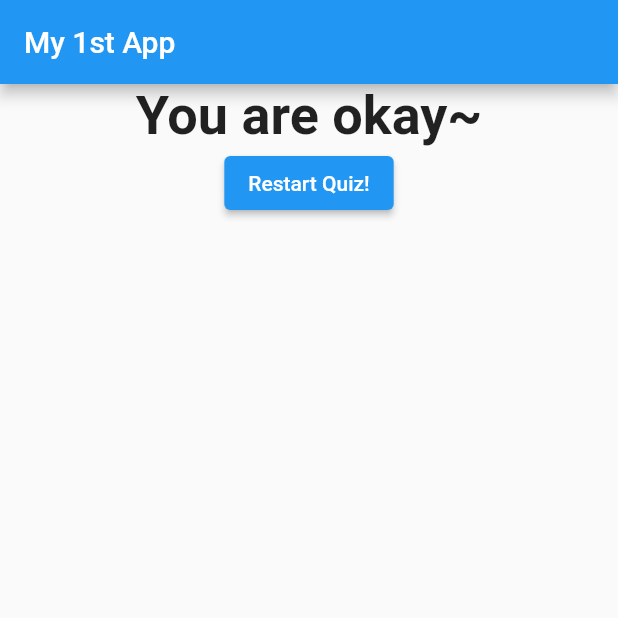
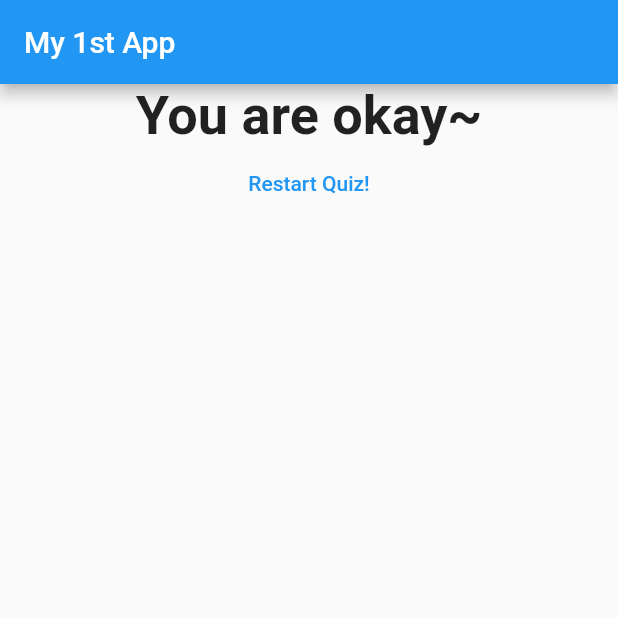
Before and after one commit to sailor95/flutter-quiz-app, a Flutter app: the screen it shows after launch, after a tap on "Black", after a tap on "Pig", after a tap on "KT", on a phone screen of 412 x 824 dp, the top half of it. Run offline on Flutter 3.47's test engine with Material 2 defaults, Android fonts, the phone set to English and light mode, and no system bars.

Commit message:
Tune restart button

```diff
--- a/lib/result.dart
+++ b/lib/result.dart
@@ -32,7 +32,14 @@ class Result extends StatelessWidget {
               fontWeight: FontWeight.bold,
             ),
           ),
-          ElevatedButton(onPressed: restart, child: Text('Restart Quiz!'))
+          ElevatedButton(
+            onPressed: restart,
+            child: Text('Restart Quiz!'),
+            style: ElevatedButton.styleFrom(
+                backgroundColor: Colors.transparent,
+                foregroundColor: Colors.blue,
+                shadowColor: Colors.transparent),
+          )
         ],
       ),
     );
```
